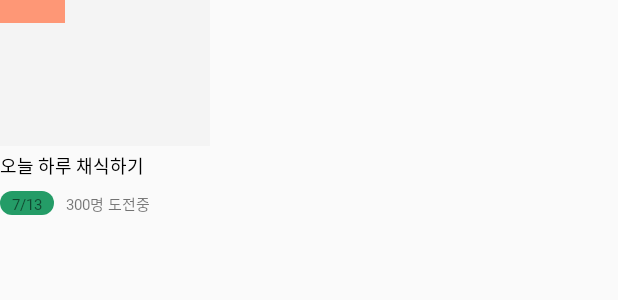
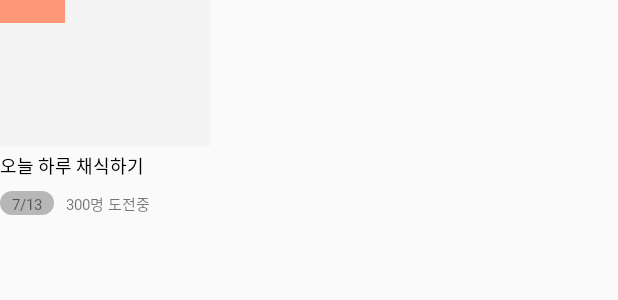
Before and after one commit to GreenByMe/GreenByMe_Android, an Android app: the layout item_home_mission.xml on its own in the app's theme, with its tools: preview values and no code run, on a phone screen of 412 x 824 dp. Shown: the top 300 px of the screen. Run offline under Robolectric (Android 15) with nearby library versions, the phone set to English and light mode, and no system bars; network calls fail.

```diff
--- a/app/src/main/java/org/greenbyme/angelhack/ui/mission/MissionFragment.kt
+++ b/app/src/main/java/org/greenbyme/angelhack/ui/mission/MissionFragment.kt
@@ -46,9 +46,7 @@ class MissionFragment : Fragment(), TagOnClickListener {
             layoutManager =
                 LinearLayoutManager(context, LinearLayoutManager.HORIZONTAL, false)
         }
-
         getMissionList()
-
     }
 
     companion object {
--- a/app/src/main/res/layout/item_home_mission.xml
+++ b/app/src/main/res/layout/item_home_mission.xml
@@ -19,6 +19,8 @@
         app:layout_constraintTop_toTopOf="parent" />
 
     <TextView
+        android:textColor="@color/white"
+        android:gravity="center"
         android:id="@+id/tv_home_tag"
         android:layout_width="43dp"
         android:layout_height="15dp"
@@ -47,7 +49,7 @@
         android:layout_width="wrap_content"
         android:layout_height="16dp"
         android:layout_marginTop="8dp"
-        android:background="@drawable/shape_btn"
+        android:background="@drawable/bg_round_button_gray"
         android:paddingLeft="8dp"
         android:paddingTop="2dp"
         android:paddingRight="8dp"
```
Also changed, not shown: app/src/main/java/org/greenbyme/angelhack/ui/MainActivity.kt (+4 -5 lines).
